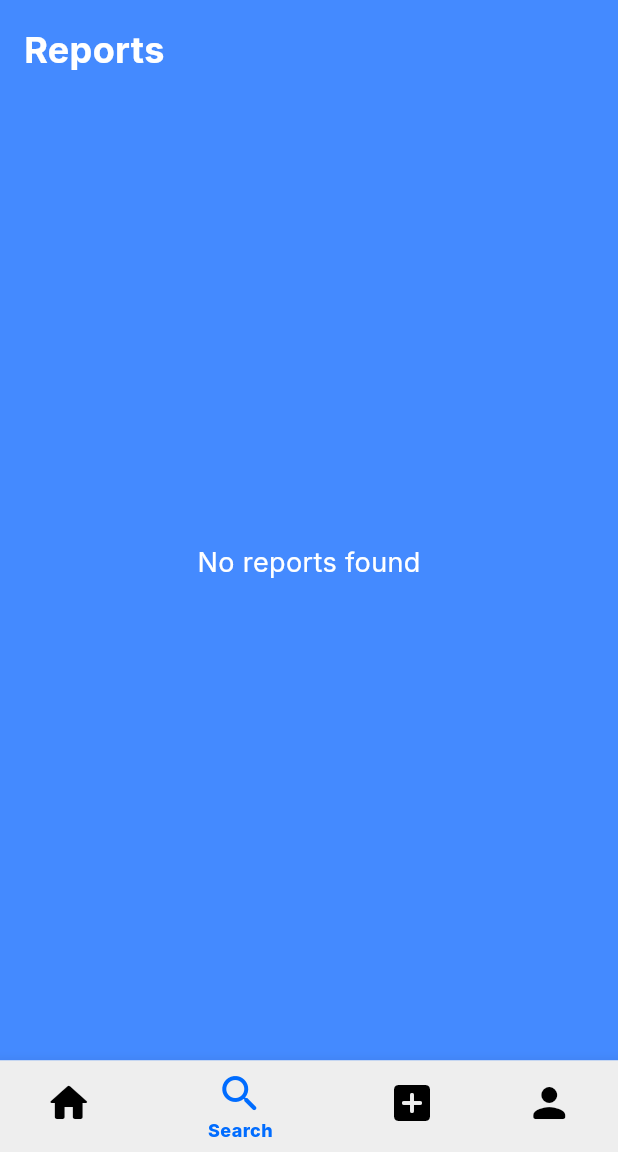
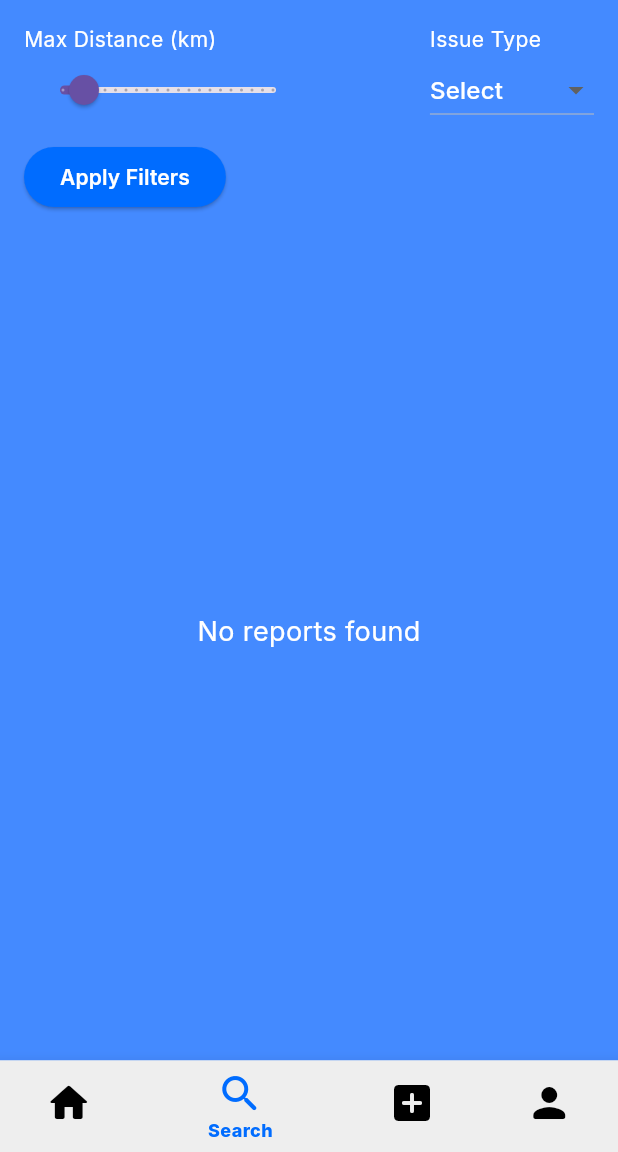
Before and after one commit to simaopsbarbosa/Inclui, a Flutter app: the screen it shows after launch, item 2 of the bottom bar chosen, on a phone screen of 412 x 824 dp, the part 84-1236 px from its top. Run offline on Flutter 3.47's test engine with Material 3 defaults, Android fonts, the light colour scheme and no system bars; our stand-ins replace firebase_auth, firebase_core, firebase_database, geolocator, google_fonts; accounts and stored records are empty; generated files the repository leaves out were written again.

Commit message:
Added maxDistance and issue type filters

```diff
--- a/src/inclui/lib/main.dart
+++ b/src/inclui/lib/main.dart
@@ -227,6 +227,11 @@ class SearchPage extends StatefulWidget {
 class _SearchPageState extends State<SearchPage> {
   final DatabaseReference _database = FirebaseDatabase.instance.ref();
   List<Map<String, dynamic>> _reports = [];
+  List<Map<String, dynamic>> _filteredReports = [];
+
+  double _maxDistance = 10.0;
+  String? _selectedIssueType;
+  final List<String> _issueTypes = ['wheelchair', 'elevator', 'braille'];
 
   @override
   void initState() {
@@ -245,15 +250,34 @@ class _SearchPageState extends State<SearchPage> {
               'timestamp': value['timestamp'] ?? '',
               'name': value['name'] ?? 'Unknown Place',
               'issue': value['issue'] ?? 'Unknown Issue',
-              'distance': value['distance']?.toString() ?? '0',
+              'distance': double.tryParse(value['distance']?.toString() ?? '0') ?? 0.0,
             });
           }
         });
 
         setState(() {
           _reports = newReports.reversed.toList();
+          _filteredReports = _reports;
         });
       }
+    });
+  }
+
+  void _applyFilters() {
+    setState(() {
+      _filteredReports = _reports.where((report) {
+        if (report['distance'] > _maxDistance) {
+          return false;
+        }
+
+        if (_selectedIssueType != null && _selectedIssueType!.isNotEmpty) {
+          if (report['issue'].toString().toLowerCase() != _selectedIssueType!.toLowerCase()) {
+            return false;
+          }
+        }
+
+        return true;
+      }).toList();
     });
   }
 
@@ -284,13 +308,60 @@ class _SearchPageState extends State<SearchPage> {
             Row(
               mainAxisAlignment: MainAxisAlignment.spaceBetween,
               children: [
-                Text(
-                  'Reports',
-                  style: GoogleFonts.inter(
-                    fontSize: 24,
-                    fontWeight: FontWeight.w700,
-                    color: Colors.white,
-                  ),
+                Column(
+                  crossAxisAlignment: CrossAxisAlignment.start,
+                  children: [
+                    Text(
+                      'Max Distance (km)',
+                      style: GoogleFonts.inter(
+                        fontSize: 14,
+                        color: Colors.white,
+                      ),
+                    ),
+                    Slider(
+                      value: _maxDistance,
+                      min: 0,
+                      max: 100,
+                      divisions: 20,
+                      label: '${_maxDistance.toStringAsFixed(0)} km',
+                      onChanged: (value) {
+                        setState(() {
+                          _maxDistance = value;
+                        });
+                      },
+                    ),
+                  ],
+                ),
+                Column(
+                  crossAxisAlignment: CrossAxisAlignment.start,
+                  children: [
+                    Text(
+                      'Issue Type',
+                      style: GoogleFonts.inter(
+                        fontSize: 14,
+                        color: Colors.white,
+                      ),
+                    ),
+                    DropdownButton<String>(
+                      value: _selectedIssueType,
+                      hint: Text(
+                        'Select',
+                        style: GoogleFonts.inter(color: Colors.white),
+                      ),
+                      dropdownColor: Colors.blueAccent,
+                      items: _issueTypes.map((String type) {
+                        return DropdownMenuItem<String>(
+                          value: type,
+                          child: Text(type, style: GoogleFonts.inter()),
+                        );
+                      }).toList(),
+                      onChanged: (value) {
+                        setState(() {
+                          _selectedIssueType = value;
+                        });
+                      },
+                    ),
+                  ],
                 ),
                 if (_reports.isNotEmpty)
                   IconButton(
@@ -304,8 +375,23 @@ class _SearchPageState extends State<SearchPage> {
               ],
             ),
             SizedBox(height: 10),
+            ElevatedButton(
+              onPressed: _applyFilters,
+              style: ElevatedButton.styleFrom(
+                backgroundColor: Theme.of(context).primaryColor,
+              ),
+              child: Text(
+                'Apply Filters',
+                style: GoogleFonts.inter(
+                  fontSize: 14,
+                  fontWeight: FontWeight.w600,
+                  color: Colors.white,
+                ),
+              ),
+            ),
+            SizedBox(height: 10),
             Expanded(
-              child: _reports.isEmpty
+              child: _filteredReports.isEmpty
                   ? Center(
                       child: Text(
                         'No reports found',
@@ -316,9 +402,9 @@ class _SearchPageState extends State<SearchPage> {
                       ),
                     )
                   : ListView.builder(
-                      itemCount: _reports.length,
+                      itemCount: _filteredReports.length,
                       itemBuilder: (context, index) {
-                        final report = _reports[index];
+                        final report = _filteredReports[index];
                         return Card(
                           color: Colors.white,
                           margin: EdgeInsets.symmetric(vertical: 6),
```
